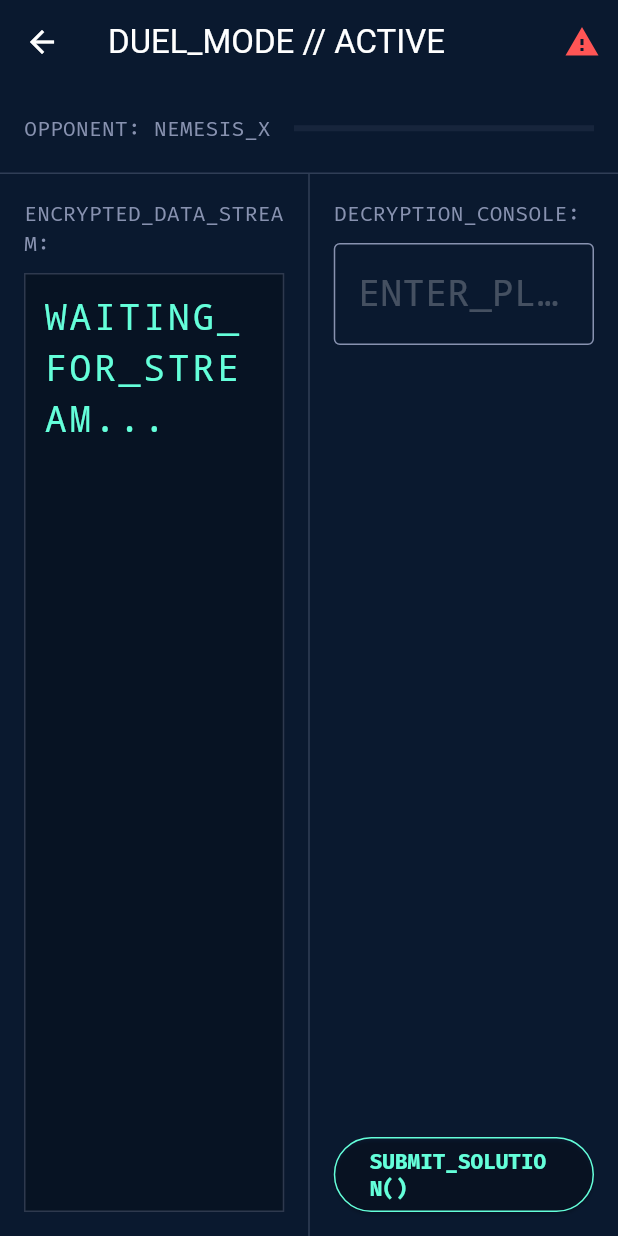
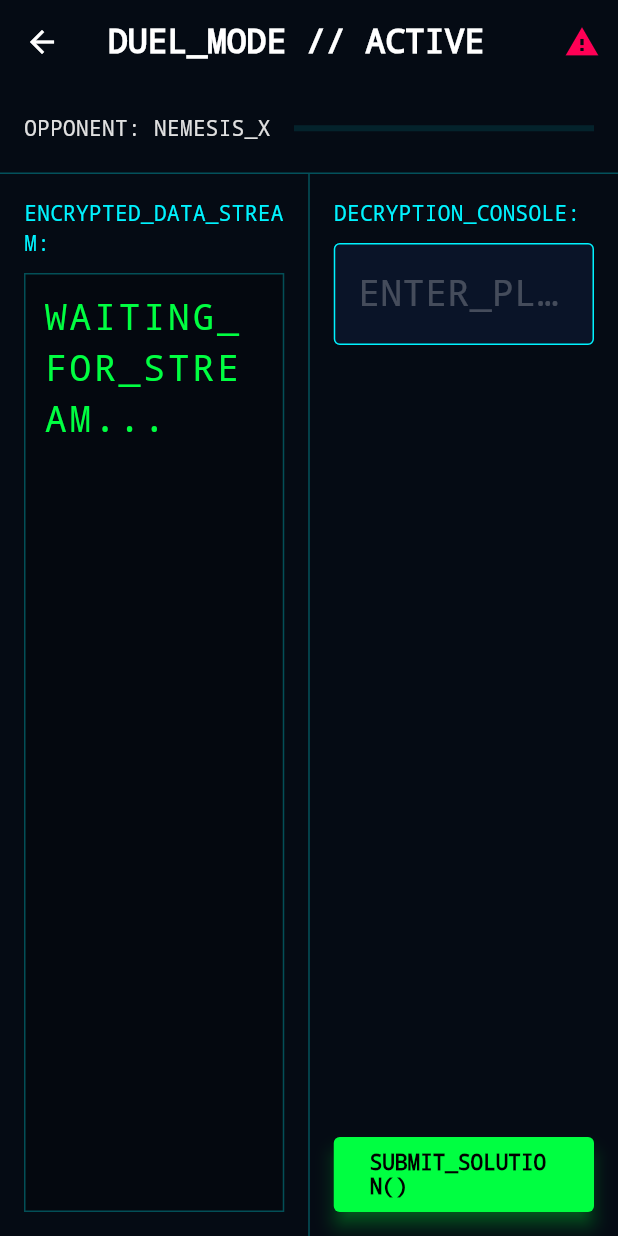
Before and after one commit to swarit-1/cipher-clash, a Flutter app: the screen it shows after launch, after a tap on "INITIATE_DUEL_SEQUENCE()", on a phone screen of 412 x 824 dp. Run offline on Flutter 3.47's test engine with Material 3 defaults, Android fonts, the phone set to English and light mode, and no system bars; our stand-ins replace flutter_riverpod; network calls fail.

Commit message:
add more functionality

```diff
--- a/apps/client/lib/main.dart
+++ b/apps/client/lib/main.dart
@@ -14,7 +14,7 @@ class CipherClashApp extends StatelessWidget {
   Widget build(BuildContext context) {
     return MaterialApp(
       title: 'Cipher Clash',
-      theme: TerminalTheme.darkTheme,
+      theme: TerminalTheme.theme,
       home: const WorkbenchScreen(),
       debugShowCheckedModeBanner: false,
     );
--- a/apps/client/lib/src/features/duel/duel_screen.dart
+++ b/apps/client/lib/src/features/duel/duel_screen.dart
@@ -1,3 +1,4 @@
+import 'dart:async';
 import 'package:flutter/material.dart';
 import 'package:flutter_riverpod/flutter_riverpod.dart';
 import '../../theme/terminal_theme.dart';
@@ -13,6 +14,15 @@ class DuelScreen extends ConsumerStatefulWidget {
 class _DuelScreenState extends ConsumerState<DuelScreen> {
   final TextEditingController _inputController = TextEditingController();
 
+  // Game State
+  bool _isSuccess = false;
+  bool _isFailure = false;
+
+  // Ghost Protocol (AI Opponent)
+  Timer? _botTimer;
+  double _botProgress = 0.0;
+  bool _isGameOver = false;
+
   @override
   void initState() {
     super.initState();
@@ -25,6 +35,7 @@ class _DuelScreenState extends ConsumerState<DuelScreen> {
         if (event['type'] == 'PUZZLE_UPDATE') {
           ref.read(puzzleStateProvider.notifier).state =
               event['data'] as PuzzleState;
+          _startBot();
         }
       });
     });
@@ -33,13 +44,65 @@ class _DuelScreenState extends ConsumerState<DuelScreen> {
   @override
   void dispose() {
     _inputController.dispose();
-    // ref.read(gameServiceProvider).disconnect(); // Keep connection alive for now or handle in provider
+    _botTimer?.cancel();
     super.dispose();
+  }
+
+  void _startBot() {
+    _botTimer?.cancel();
+    _botProgress = 0.0;
+    _isGameOver = false;
+
+    // Bot progresses every 500ms
+    _botTimer = Timer.periodic(const Duration(milliseconds: 500), (timer) {
+      if (!mounted) return;
+
+      setState(() {
+        _botProgress += 0.02; // 2% every 500ms
+
+        if (_botProgress >= 1.0) {
+          _botProgress = 1.0;
+          _isGameOver = true;
+          _botTimer?.cancel();
+        }
+      });
+    });
+  }
+
+  void _validateSolution(String input) {
+    if (_isGameOver) return;
+
+    final puzzleState = ref.read(puzzleStateProvider);
+    if (puzzleState == null) return;
+
+    final normalizedInput = input.trim().toUpperCase();
+    final normalizedSolution = puzzleState.solution.trim().toUpperCase();
+
+    if (normalizedInput == normalizedSolution) {
+      _botTimer?.cancel();
+      setState(() {
+        _isSuccess = true;
+        _isFailure = false;
+      });
+      // Trigger success action
+      ref.read(gameServiceProvider).sendAction('SOLVED', {});
+    } else {
+      setState(() {
+        _isFailure = true;
+        _inputController.clear();
+      });
+      Future.delayed(const Duration(seconds: 1), () {
+        if (mounted) {
+          setState(() {
+            _isFailure = false;
+          });
+        }
+      });
+    }
   }
 
   @override
   Widget build(BuildContext context) {
-    final opponentProgress = ref.watch(opponentProgressProvider);
     final puzzleState = ref.watch(puzzleStateProvider);
 
     return Scaffold(
@@ -57,17 +120,98 @@ class _DuelScreenState extends ConsumerState<DuelScreen> {
           ),
         ],
       ),
-      body: Column(
+      body: Stack(
         children: [
-          _buildOpponentBar(opponentProgress),
+          Column(
+            children: [
+              _buildOpponentBar(_botProgress),
               Expanded(
                 child: Row(
                   children: [
                     Expanded(child: _buildPuzzleView(puzzleState)),
                     Container(
-                    width: 1, color: TerminalTheme.secondary.withOpacity(0.3)),
+                        width: 1,
+                        color: TerminalTheme.secondary.withOpacity(0.3)),
                     Expanded(child: _buildWorkspace()),
                   ],
+                ),
+              ),
+            ],
+          ),
+          if (_isSuccess)
+            Container(
+              color: Colors.green.withOpacity(0.2),
+              child: Center(
+                child: Container(
+                  padding: const EdgeInsets.all(20),
+                  decoration: BoxDecoration(
+                    border: Border.all(color: Colors.green, width: 2),
+                    color: Colors.black87,
+                  ),
+                  child: const Text(
+                    'ACCESS GRANTED',
+                    style: TextStyle(
+                      color: Colors.green,
+                      fontSize: 32,
+                      fontWeight: FontWeight.bold,
+                      letterSpacing: 4,
+                    ),
+                  ),
+                ),
+              ),
+            ),
+          if (_isFailure)
+            IgnorePointer(
+              child: Container(
+                decoration: BoxDecoration(
+                  border:
+                      Border.all(color: Colors.red.withOpacity(0.5), width: 4),
+                ),
+              ),
+            ),
+          if (_isGameOver)
+            Container(
+              color: Colors.red.withOpacity(0.9),
+              child: Center(
+                child: Column(
+                  mainAxisAlignment: MainAxisAlignment.center,
+                  children: [
+                    const Icon(Icons.warning_amber_rounded,
+                        color: Colors.black, size: 80),
+                    const SizedBox(height: 20),
+                    const Text(
+                      'SYSTEM HACKED',
+                      style: TextStyle(
+                        color: Colors.black,
+                        fontSize: 40,
+                        fontWeight: FontWeight.bold,
+                        letterSpacing: 5,
+                      ),
+                    ),
+                    const SizedBox(height: 10),
+                    const Text(
+                      'NEMESIS_X HAS BREACHED THE FIREWALL',
+                      style: TextStyle(color: Colors.black87, fontSize: 16),
+                    ),
+                    const SizedBox(height: 40),
+                    ElevatedButton(
+                      style: ElevatedButton.styleFrom(
+                        backgroundColor: Colors.black,
+                        foregroundColor: Colors.red,
+                      ),
+                      onPressed: () {
+                        // Restart game
+                        _startBot();
+                        setState(() {
+                          _inputController.clear();
+                          _isSuccess = false;
+                          _isFailure = false;
+                        });
+                      },
+                      child: const Text('REBOOT_SYSTEM()'),
+                    ),
+                  ],
+                ),
               ),
             ),
         ],
@@ -166,10 +310,10 @@ class _DuelScreenState extends ConsumerState<DuelScreen> {
               hintStyle: TextStyle(color: Colors.white24),
             ),
             onChanged: (value) {
-              // Send keystrokes for visualization
               ref.read(gameServiceProvider).sendAction('KEYSTROKE',
                   {'char': value.isNotEmpty ? value[value.length - 1] : ''});
             },
+            onSubmitted: (value) => _validateSolution(value),
           ),
           const Spacer(),
           SizedBox(
@@ -177,10 +321,7 @@ class _DuelScreenState extends ConsumerState<DuelScreen> {
             height: 50,
             child: ElevatedButton(
               onPressed: () {
-                ref
-                    .read(gameServiceProvider)
-                    .sendAction('SUBMIT', {'guess': _inputController.text});
-                _inputController.clear();
+                _validateSolution(_inputController.text);
               },
               child: const Text('SUBMIT_SOLUTION()'),
             ),
--- a/apps/client/lib/src/features/game/game_service.dart
+++ b/apps/client/lib/src/features/game/game_service.dart
@@ -88,11 +88,13 @@ class GameService {
 
 class PuzzleState {
   final String encryptedText;
+  final String solution;
   final String cipherType;
   final int difficulty;
 
   PuzzleState({
     required this.encryptedText,
+    required this.solution,
     required this.cipherType,
     required this.difficulty,
   });
@@ -100,6 +102,7 @@ class PuzzleState {
   factory PuzzleState.fromJson(Map<String, dynamic> json) {
     return PuzzleState(
       encryptedText: json['encrypted_text'] ?? '',
+      solution: json['solution'] ?? '',
       cipherType: json['cipher_type'] ?? 'UNKNOWN',
       difficulty: json['difficulty'] ?? 1,
     );
--- a/apps/client/lib/src/theme/terminal_theme.dart
+++ b/apps/client/lib/src/theme/terminal_theme.dart
@@ -1,45 +1,81 @@
 import 'package:flutter/material.dart';
-import 'package:google_fonts/google_fonts.dart';
 
 class TerminalTheme {
-  static const Color background = Color(0xFF0A192F);
-  static const Color primary = Color(0xFF64FFDA);
-  static const Color secondary = Color(0xFF8892B0);
-  static const Color error = Color(0xFFFF5555);
+  // Cyberpunk Palette
+  static const Color background = Color(0xFF050B14); // Dark Navy/Black
+  static const Color surface = Color(0xFF0A1428); // Slightly lighter navy
+  static const Color primary = Color(0xFF00FF41); // Neon Green
+  static const Color secondary = Color(0xFF00F3FF); // Cyan
+  static const Color error = Color(0xFFFF0055); // Neon Red
+  static const Color warning = Color(0xFFFFD700); // Gold
 
-  static ThemeData get darkTheme {
-    return ThemeData(
+  static const Color textPrimary = Color(0xFFE0E0E0);
+  static const Color textSecondary = Color(0xFFA0A0A0);
+
+  // Glow Effects
+  static List<BoxShadow> get glowPrimary => [
+        BoxShadow(
+          color: primary.withOpacity(0.6),
+          blurRadius: 8,
+          spreadRadius: 1,
+        ),
+      ];
+
+  static List<BoxShadow> get glowError => [
+        BoxShadow(
+          color: error.withOpacity(0.6),
+          blurRadius: 10,
+          spreadRadius: 2,
+        ),
+      ];
+
+  static ThemeData get theme => ThemeData(
         scaffoldBackgroundColor: background,
         primaryColor: primary,
+        fontFamily: 'Courier', // Ensure a monospace font is used
         colorScheme: const ColorScheme.dark(
           primary: primary,
           secondary: secondary,
-        surface: Color(0xFF112240),
+          surface: surface,
+          background: background,
           error: error,
         ),
-      textTheme: TextTheme(
-        displayLarge: GoogleFonts.firaCode(
+        textTheme: const TextTheme(
+          bodyMedium: TextStyle(color: textPrimary, fontFamily: 'Courier'),
+          bodyLarge: TextStyle(color: textPrimary, fontFamily: 'Courier'),
+          titleLarge: TextStyle(
               color: primary,
-          fontSize: 32,
-          fontWeight: FontWeight.bold,
+              fontFamily: 'Courier',
+              fontWeight: FontWeight.bold),
         ),
-        bodyLarge: GoogleFonts.firaCode(
-          color: secondary,
-          fontSize: 16,
+        inputDecorationTheme: InputDecorationTheme(
+          filled: true,
+          fillColor: surface,
+          border: OutlineInputBorder(
+            borderSide: const BorderSide(color: primary),
+            borderRadius: BorderRadius.circular(4),
           ),
-        bodyMedium: GoogleFonts.firaCode(
-          color: secondary,
-          fontSize: 14,
+          enabledBorder: OutlineInputBorder(
+            borderSide: BorderSide(color: primary.withOpacity(0.5)),
+            borderRadius: BorderRadius.circular(4),
           ),
+          focusedBorder: OutlineInputBorder(
+            borderSide: const BorderSide(color: primary, width: 2),
+            borderRadius: BorderRadius.circular(4),
+          ),
+          hintStyle: TextStyle(color: textSecondary.withOpacity(0.5)),
         ),
         elevatedButtonTheme: ElevatedButtonThemeData(
           style: ElevatedButton.styleFrom(
-          backgroundColor: Colors.transparent,
-          foregroundColor: primary,
-          side: const BorderSide(color: primary),
-          textStyle: GoogleFonts.firaCode(fontWeight: FontWeight.bold),
+            backgroundColor: primary,
+            foregroundColor: Colors.black,
+            textStyle: const TextStyle(
+                fontWeight: FontWeight.bold, fontFamily: 'Courier'),
+            shape:
+                RoundedRectangleBorder(borderRadius: BorderRadius.circular(4)),
+            elevation: 5,
+            shadowColor: primary,
           ),
         ),
       );
 }
-}
```
Also changed, not shown: 1 other file. Lines whose indentation alone changed are shown as unchanged.
